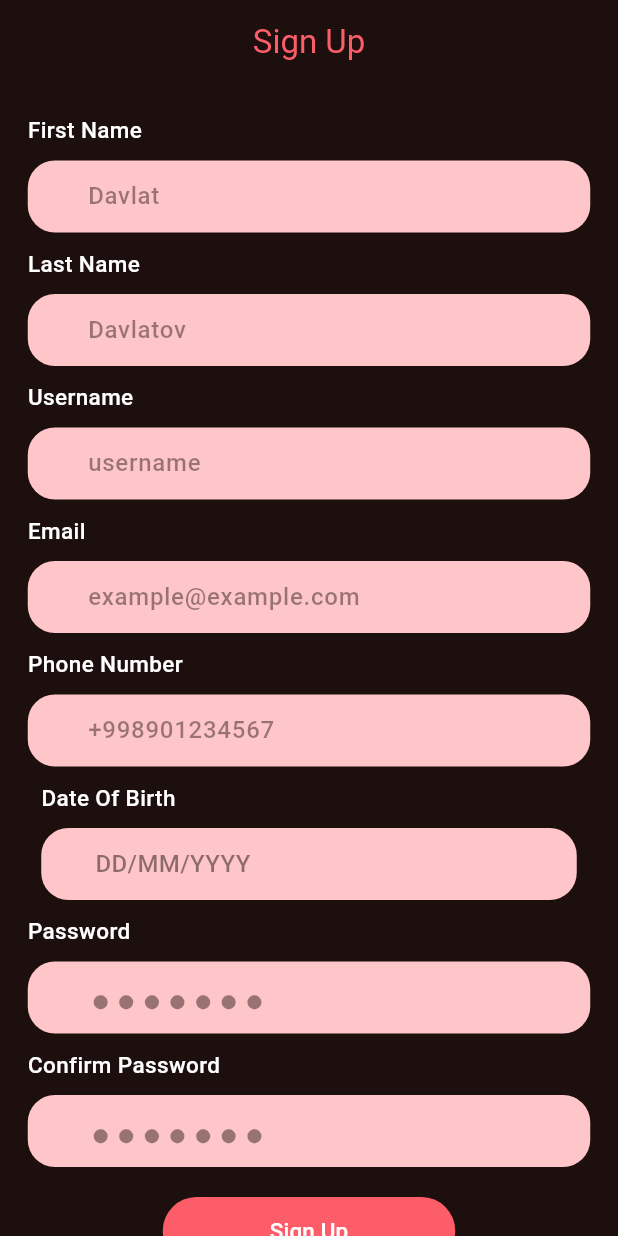
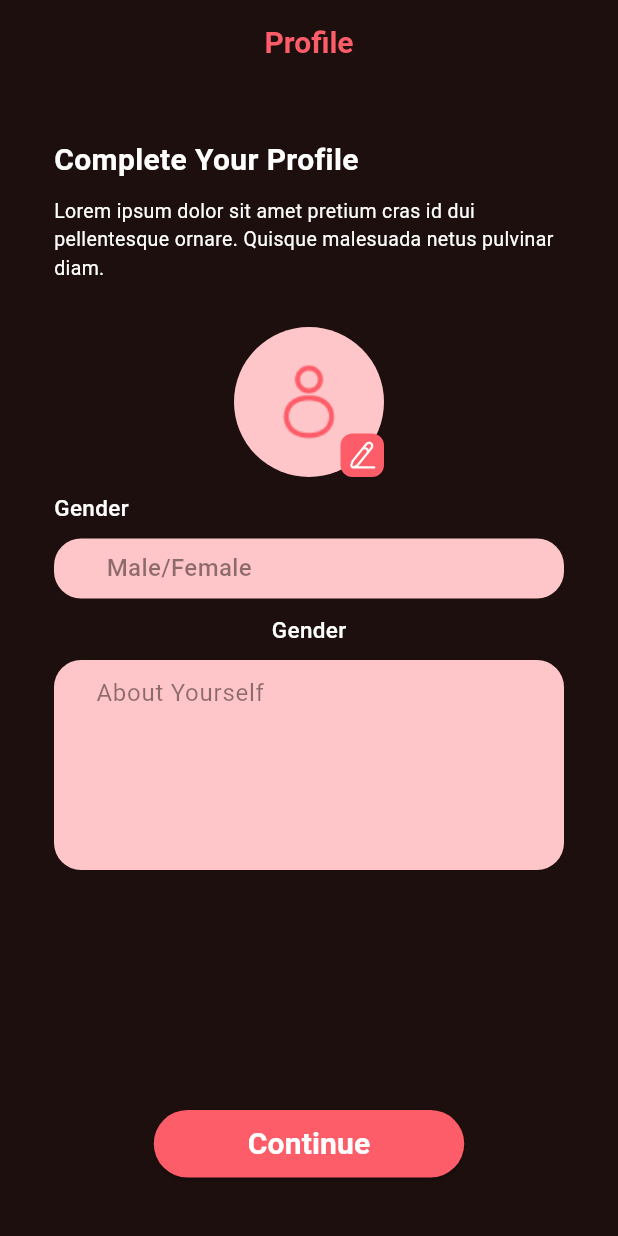
Before and after one commit to EshboyevJavlonbek/recipe_2, a Flutter app: the screen it shows after launch, on a phone screen of 412 x 824 dp. Run offline on Flutter 3.47's test engine with Material 3 defaults, Android fonts, the phone set to English and light mode, and no system bars; our stand-ins replace dio, flutter_secure_storage, flutter_svg, go_router, image_picker; accounts and stored records are empty; Roboto replaces fonts that are missing (Poppins).

Commit message:
recipe part 2

```diff
--- a/lib/core/auth_view_model.dart
+++ b/lib/core/auth_view_model.dart
@@ -1,5 +1,5 @@
 import 'package:flutter/cupertino.dart';
-import 'package:recipe_app/core/data/repository/auth_repository.dart';
+import 'package:recipe_app/features/auth/data/repositories/auth_repository.dart';
 
 class AuthViewModel extends ChangeNotifier{
   AuthViewModel({required AuthRepository authRepository}): _authRepository = authRepository;
--- a/lib/core/client.dart
+++ b/lib/core/client.dart
@@ -1,11 +1,17 @@
+import 'dart:io';
+
 import 'package:dio/dio.dart';
 
 import '../features/auth/data/models/user_model.dart';
 
 class ApiClient {
-  final Dio dio = Dio(
-    BaseOptions(baseUrl: "http://192.168.137.1:8888/api/v1"),
-  );
+
+  ApiClient() {
+    dio = Dio(
+      BaseOptions(baseUrl: "http://192.168.137.1:8888/api/v1"));
+  }
+
+  late final Dio dio;
 
   Future<String> login(String login, String password) async {
     var response = await dio.post(
@@ -18,6 +24,22 @@ class ApiClient {
     } else {
       throw Exception("Login qilib bo'lmadi!");
     }
+  }
+
+  Future<bool> uploadProfilePhoto(File file) async {
+    FormData fromData = FormData.fromMap(
+      {"profilePhoto": await MultipartFile.fromFile(file.path, filename: file.path.split('/').last)},
+    );
+
+    var response = await dio.patch(
+        '/auth/upload', data: fromData, options: Options(headers: {
+      "Content-Type": "multipart/from-data"
+    }));
+
+    if (response.statusCode == 200) {
+      return true;
+    }
+    return false;
   }
 
   Future<bool> signUp(UserModel model) async {
@@ -47,7 +69,7 @@ class ApiClient {
   Future<List<Map<String, dynamic>>> fetchProfileRecipes() async {
     var response = await dio.get("/recipes/list");
     List<Map<String, dynamic>> data =
-        List<Map<String, dynamic>>.from(response.data);
+    List<Map<String, dynamic>>.from(response.data);
     return data;
   }
 
--- /dev/null
+++ b/lib/core/dependencies.dart
@@ -0,0 +1,18 @@
+import 'package:provider/provider.dart';
+import 'package:provider/single_child_widget.dart';
+import 'package:recipe_app/core/auth_view_model.dart';
+import 'package:recipe_app/core/client.dart';
+import 'package:recipe_app/features/auth/data/repositories/auth_repository.dart';
+
+List<SingleChildWidget> providers = [
+  Provider(
+    create: (context) => ApiClient(),
+  ),
+  Provider(
+    create: (context) => AuthRepository(client: context.read()),
+  ),
+  Provider(
+    create: (context) =>
+        AuthViewModel(authRepository: context.read<AuthRepository>()),
+  ),
+];
--- /dev/null
+++ b/lib/features/auth/presentation/manager/complete_profile_view_model.dart
@@ -0,0 +1,37 @@
+import 'dart:io';
+
+import 'package:flutter/cupertino.dart';
+import 'package:image_picker/image_picker.dart';
+import 'package:recipe_app/features/auth/data/repositories/auth_repository.dart';
+
+class CompleteProfileViewModel extends ChangeNotifier{
+  CompleteProfileViewModel({required AuthRepository repo}) : _authRepository = repo;
+
+  final AuthRepository _authRepository;
+  final bioController = TextEditingController();
+  String? _gender;
+  String? get gender => _gender;
+
+  set gender(String? value){
+    _gender = value;
+    notifyListeners();
+  }
+  File? file;
+
+  Future<void> pickImage(ImageSource source) async {
+    final imagePicker = ImagePicker();
+    var image = await imagePicker.pickImage(source: source);
+    if (image != null) {
+        file = File(image.path);
+    }
+    notifyListeners();
+  }
+
+  Future<bool> completeProfile()async{
+    if (file != null) {
+      final result = await _authRepository.uploadProfilePhoto(file!);
+      return result;
+    }
+    return true;
+  }
+}
--- a/lib/features/auth/presentation/manager/login_view_model.dart
+++ b/lib/features/auth/presentation/manager/login_view_model.dart
@@ -1,7 +1,7 @@
 
 import 'package:flutter/material.dart';
 
-import '../../../../core/data/repository/auth_repository.dart';
+import '../../data/repositories/auth_repository.dart';
 
 class LoginViewModel extends ChangeNotifier {
   LoginViewModel({
--- a/lib/features/auth/presentation/manager/sign_up_view_model.dart
+++ b/lib/features/auth/presentation/manager/sign_up_view_model.dart
@@ -1,6 +1,6 @@
 import 'package:flutter/material.dart';
 
-import '../../../../core/data/repository/auth_repository.dart';
+import '../../data/repositories/auth_repository.dart';
 
 class SignUpViewModel extends ChangeNotifier {
   SignUpViewModel({required AuthRepository authRepo}) : _authRepo = authRepo;
--- /dev/null
+++ b/lib/features/auth/presentation/pages/complete_your_profile_view.dart
@@ -0,0 +1,62 @@
+import 'package:flutter/material.dart';
+import 'package:provider/provider.dart';
+import 'package:recipe_app/core/core.dart';
+import 'package:recipe_app/core/widgets/recipe_elevated_button2.dart';
+import 'package:recipe_app/features/auth/presentation/manager/complete_profile_view_model.dart';
+import 'package:recipe_app/features/auth/presentation/widgets/complete_profile_desc.dart';
+import 'package:recipe_app/features/auth/presentation/widgets/profile_picker.dart';
+import 'package:recipe_app/features/auth/presentation/widgets/recipe_bio_field.dart';
+import 'package:recipe_app/features/auth/presentation/widgets/recipe_gender_field.dart';
+
+class CompleteYourProfileView extends StatelessWidget {
+  const CompleteYourProfileView({super.key});
+
+  @override
+  Widget build(BuildContext context) {
+    return ChangeNotifierProvider(
+      create: (context) => CompleteProfileViewModel(repo: context.read()),
+      builder: (context, child) => Scaffold(
+        appBar: AppBar(
+          centerTitle: true,
+          title: Text(
+            "Profile",
+            style: TextStyle(
+              fontSize: 20,
+              fontWeight: FontWeight.w600,
+              decoration: TextDecoration.none,
+            ),
+          ),
+        ),
+        body: ListView(
+          children: [
+            Padding(
+              padding: const EdgeInsets.all(36.0),
+              child: Column(
+                spacing: 10,
+                children: [
+                  CompleteProfileDesc(),
+                  SizedBox(height: 10),
+                  ProfilePicker(),
+                  RecipeGenderField(),
+                  RecipeBioField(),
+                  SizedBox(height: 140),
+                  RecipeElevatedButton2(
+                    size: Size(207, 45),
+                    text: "Continue",
+                    callback: () async{
+                      await context.read<CompleteProfileViewModel>().completeProfile();
+                    },
+                    fontSize: 20,
+                    fontWeight: FontWeight.w600,
+                    backgroundColor: AppColors.redPinkMain,
+                    foregroundColor: Colors.white,
+                  )
+                ],
+              ),
+            ),
+          ],
+        ),
+      ),
+    );
+  }
+}
--- a/lib/features/auth/presentation/pages/login_view.dart
+++ b/lib/features/auth/presentation/pages/login_view.dart
@@ -2,7 +2,7 @@ import 'package:flutter/material.dart';
 import 'package:provider/provider.dart';
 import 'package:go_router/go_router.dart';
 
-import '../../../../core/data/repository/auth_repository.dart';
+import '../../data/repositories/auth_repository.dart';
 import '../../../../core/widgets/recipe_elevated_button2.dart';
 import '../manager/login_view_model.dart';
 import '../widgets/login_view_form.dart';
--- /dev/null
+++ b/lib/features/auth/presentation/widgets/complete_profile_desc.dart
@@ -0,0 +1,32 @@
+import 'package:flutter/material.dart';
+
+class CompleteProfileDesc extends StatelessWidget {
+  const CompleteProfileDesc({super.key});
+
+  @override
+  Widget build(BuildContext context) {
+    return Column(
+      crossAxisAlignment: CrossAxisAlignment.start,
+      spacing: 10,
+      children: [
+        Text(
+          "Complete Your Profile",
+          style: TextStyle(
+            fontSize: 20,
+            fontWeight: FontWeight.w600,
+            decoration: TextDecoration.none,
+          ),
+        ),
+        Text(
+          maxLines: 3,
+          "Lorem ipsum dolor sit amet pretium cras id dui pellentesque ornare. Quisque malesuada netus pulvinar diam.",
+          style: TextStyle(
+            fontSize: 13,
+            fontWeight: FontWeight.w400,
+            decoration: TextDecoration.none,
+          ),
+        ),
+      ],
+    );
+  }
+}
--- /dev/null
+++ b/lib/features/auth/presentation/widgets/profile_picker.dart
@@ -0,0 +1,68 @@
+import 'dart:io';
+
+import 'package:flutter/material.dart';
+import 'package:flutter_svg/flutter_svg.dart';
+import 'package:image_picker/image_picker.dart';
+import 'package:provider/provider.dart';
+import 'package:recipe_app/core/core.dart';
+import 'package:recipe_app/features/auth/presentation/manager/complete_profile_view_model.dart';
+
+class ProfilePicker extends StatelessWidget {
+  const ProfilePicker({super.key});
+
+  @override
+  Widget build(BuildContext context) {
+    var file = context.select((CompleteProfileViewModel vm) => vm.file);
+    return Center(
+      child: SizedBox(
+        width: 100,
+        height: 100,
+        child: Stack(
+          children: [
+            Container(
+              alignment: Alignment.center,
+              width: 100,
+              height: 100,
+              decoration: BoxDecoration(
+                color: AppColors.pink,
+                borderRadius: BorderRadius.circular(50),
+              ),
+              child: file == null
+                  ? Image.asset("assets/myassets/profile.png")
+                  : ClipRRect(
+                      borderRadius: BorderRadius.circular(50),
+                      child: Image.file(
+                        file,
+                        width: 100,
+                        height: 100,
+                        fit: BoxFit.cover,
+                      ),
+                    ),
+            ),
+            Align(
+              alignment: Alignment.bottomRight,
+              child: GestureDetector(
+                onTap: () async {
+                  await context.read<CompleteProfileViewModel>().pickImage(ImageSource.camera);
+                },
+                child: Container(
+                  alignment: Alignment.center,
+                  width: 29,
+                  height: 29,
+                  decoration: BoxDecoration(
+                    borderRadius: BorderRadius.circular(8),
+                    color: AppColors.redPinkMain,
+                  ),
+                  child: SvgPicture.asset(
+                    "assets/myassets/edit.svg",
+                    fit: BoxFit.cover,
+                  ),
+                ),
+              ),
+            )
+          ],
+        ),
+      ),
+    );
+  }
+}
--- /dev/null
+++ b/lib/features/auth/presentation/widgets/recipe_bio_field.dart
@@ -0,0 +1,47 @@
+import 'package:flutter/material.dart';
+import 'package:provider/provider.dart';
+import 'package:recipe_app/core/core.dart';
+import 'package:recipe_app/features/auth/presentation/manager/complete_profile_view_model.dart';
+
+class RecipeBioField extends StatelessWidget {
+  const RecipeBioField({super.key});
+
+  @override
+  Widget build(BuildContext context) {
+    return Column(
+      children: [
+        Text(
+          "Gender",
+          style: TextStyle(
+            fontSize: 15,
+            fontWeight: FontWeight.w500,
+          ),
+        ),
+        SizedBox(height: 10),
+        TextField(
+          controller: context.read<CompleteProfileViewModel>().bioController,
+          maxLines: 5,
+          minLines: 5,
+          keyboardType: TextInputType.text,
+          style: TextStyle(color: AppColors.beigeColor),
+          decoration: InputDecoration(
+            contentPadding: EdgeInsets.symmetric(
+              horizontal: 24,
+              vertical: 10,
+            ),
+            filled: true,
+            fillColor: AppColors.pink,
+            hintText: "About Yourself",
+            hintStyle: TextStyle(
+              color: AppColors.beigeColor.withValues(alpha: 0.5),
+            ),
+            border: OutlineInputBorder(
+              borderRadius: BorderRadius.circular(18),
+              borderSide: BorderSide.none,
+            )
+          ),
+        ),
+      ],
+    );
+  }
+}
--- /dev/null
+++ b/lib/features/auth/presentation/widgets/recipe_gender_field.dart
@@ -0,0 +1,98 @@
+import 'package:flutter/material.dart';
+import 'package:provider/provider.dart';
+import 'package:recipe_app/core/core.dart';
+
+import '../manager/complete_profile_view_model.dart';
+
+class RecipeGenderField extends StatelessWidget {
+  const RecipeGenderField({super.key});
+
+  @override
+  Widget build(BuildContext context) {
+    final vm = context.watch<CompleteProfileViewModel>();
+    return Column(
+      crossAxisAlignment: CrossAxisAlignment.start,
+      children: [
+        Text(
+          "Gender",
+          style: TextStyle(
+            fontSize: 15,
+            fontWeight: FontWeight.w500,
+          ),
+        ),
+        SizedBox(height: 10),
+        GestureDetector(
+          onTap: () async {
+            final result = await showModalBottomSheet<String>(
+              context: context,
+              useRootNavigator: false,
+              builder: (context) => Container(
+                padding: EdgeInsets.all(10),
+                width: double.infinity,
+                height: 150,
+                decoration: BoxDecoration(
+                  color: AppColors.pink,
+                  borderRadius: BorderRadius.vertical(
+                    top: Radius.circular(30),
+                  ),
+                ),
+                child: Column(
+                  spacing: 10,
+                  children: [
+                    TextButton(
+                      onPressed: () => Navigator.of(context).pop("Male"),
+                      child: Text(
+                        "Male",
+                        style: TextStyle(
+                          color: AppColors.beigeColor,
+                          fontSize: 20,
+                          fontWeight: FontWeight.w500,
+                          decoration: TextDecoration.none,
+                        ),
+                      ),
+                    ),
+                    TextButton(
+                      onPressed: () => Navigator.of(context).pop("Female"),
+                      child: Text(
+                        "Female",
+                        style: TextStyle(
+                          color: AppColors.beigeColor,
+                          fontSize: 20,
+                          fontWeight: FontWeight.w500,
+                          decoration: TextDecoration.none,
+                        ),
+                      ),
+                    ),
+                  ],
+                ),
+              ),
+            );
+            vm.gender=result;
+          },
+          child: Container(
+            padding: EdgeInsets.symmetric(
+              horizontal: 35,
+              vertical: 8,
+            ),
+            width: 358,
+            height: 40,
+            decoration: BoxDecoration(
+              color: AppColors.pink,
+              borderRadius: BorderRadius.circular(18),
+            ),
+            child: Text(
+              vm.gender == null ? "Male/Female" : vm.gender!,
+              style: TextStyle(
+                color: AppColors.beigeColor.withValues(
+                  alpha: vm.gender == null ? 0.5 : 1,
+                ),
+                fontSize: 16,
+                fontWeight: FontWeight.w500,
+              ),
+            ),
+          ),
+        ),
+      ],
+    );
+  }
+}
--- a/lib/main.dart
+++ b/lib/main.dart
@@ -2,7 +2,8 @@ import 'package:flutter/material.dart';
 import 'package:go_router/go_router.dart';
 import 'package:provider/provider.dart';
 import 'package:recipe_app/core/core.dart';
-import 'package:recipe_app/core/data/repository/auth_repository.dart';
+import 'package:recipe_app/features/auth/data/repositories/auth_repository.dart';
+import 'package:recipe_app/features/auth/presentation/pages/complete_your_profile_view.dart';
 import 'package:recipe_app/features/auth/presentation/pages/login_view.dart';
 import 'package:recipe_app/features/auth/presentation/pages/sign_up_view.dart';
 
@@ -18,12 +19,13 @@ import 'features/profile/presentation/pages/profile_view_model.dart';
 void main() => runApp(RecipeApp());
 
 GoRouter router = GoRouter(
-  initialLocation: '/signUp',
+  initialLocation: '/completeProfile',
   routes: [
     GoRoute(path: '/onboarding', builder: (context, state) => OnboardingView(viewModel: OnboardingViewModel(repo: OnboardingRepository(client: ApiClient())))),
     GoRoute(path: '/profile', builder: (context, state) => ProfileView(viewModel: ProfileViewModel(repo: ProfileRepository(client: ApiClient())))),
     GoRoute(path: '/login', builder: (context, state) => LoginView()),
     GoRoute(path: '/signUp', builder: (context, state) => SignUpView()),
+    GoRoute(path: '/completeProfile', builder: (context, state) => CompleteYourProfileView()),
     GoRoute(path: '/categories',builder: (context, state) => CategoriesView(vm: CategoriesViewModel(repo: CategoriesRepository(client: ApiClient())))),
   ],
 );
--- a/pubspec.yaml
+++ b/pubspec.yaml
@@ -39,6 +39,7 @@ dependencies:
   go_router: ^14.7.2
   flutter_svg: ^2.0.17
   flutter_secure_storage: ^9.2.4
+  image_picker: ^1.1.2
 
 dev_dependencies:
   flutter_test:
```
Also changed, not shown: lib/features/auth/data/repositories/auth_repository.dart (renamed from lib/core/data/repository/auth_repository.dart, +8 -1 lines), lib/features/onboarding/presentation/pages/onboarding_view.dart (+2 -65 lines), lib/features/onboarding/presentation/widgets/onboarding_page.dart (+77 -0 lines), assets/myassets/edit.svg (added), assets/myassets/profile.svg (added), pubspec.lock.
